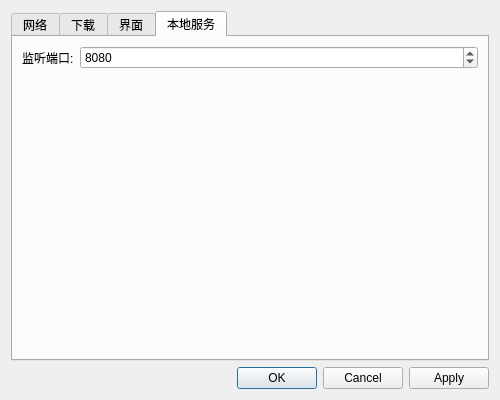
Qt form settingsdialog.ui (programming666/Downloader) before a commit.
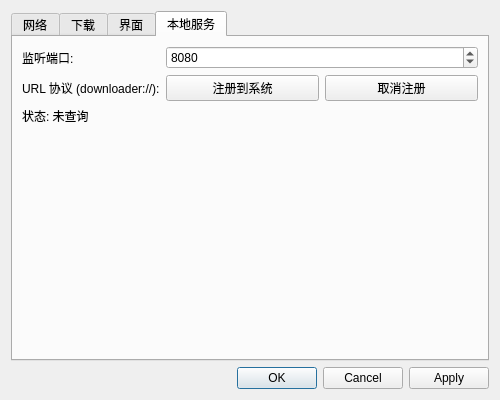
The same form after that commit. The open tabs and pages were chosen to show the change.

Commit message: feature: 注册 downloader:// URL Protocol + 单实例转发入队

Patch:
```diff
--- a/settingsdialog.ui
+++ b/settingsdialog.ui
@@ -209,6 +209,38 @@
          </property>
         </widget>
        </item>
+       <item row="1" column="0">
+        <widget class="QLabel" name="protocolLabel">
+         <property name="text">
+          <string>URL 协议 (downloader://):</string>
+         </property>
+        </widget>
+       </item>
+       <item row="1" column="1">
+        <layout class="QHBoxLayout" name="protocolHBox">
+         <item>
+          <widget class="QPushButton" name="registerProtocolButton">
+           <property name="text">
+            <string>注册到系统</string>
+           </property>
+          </widget>
+         </item>
+         <item>
+          <widget class="QPushButton" name="unregisterProtocolButton">
+           <property name="text">
+            <string>取消注册</string>
+           </property>
+          </widget>
+         </item>
+        </layout>
+       </item>
+       <item row="2" column="0">
+        <widget class="QLabel" name="protocolStatusLabel">
+         <property name="text">
+          <string>状态: 未查询</string>
+         </property>
+        </widget>
+       </item>
       </layout>
      </widget>
     </widget>
```
The commit also changes 12 other files.
